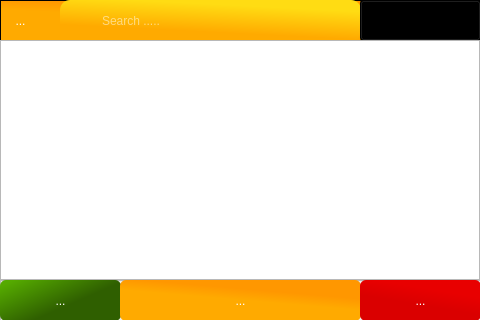
Above: HPOS/s_usermanager.ui from MinniHai/HPoS_Pi before the change. Below: the same form after it.
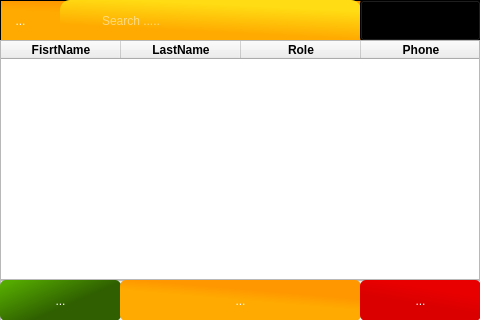
That is the form after the change. Icons and pictures are not drawn.

```diff
--- a/HPOS/s_usermanager.ui
+++ b/HPOS/s_usermanager.ui
@@ -365,7 +365,7 @@
     <bool>true</bool>
    </property>
    <attribute name="horizontalHeaderVisible">
-    <bool>false</bool>
+    <bool>true</bool>
    </attribute>
    <attribute name="horizontalHeaderCascadingSectionResizes">
     <bool>false</bool>
@@ -393,7 +393,7 @@
      </font>
     </property>
     <property name="textAlignment">
-     <set>AlignCenter</set>
+     <set>AlignHCenter|AlignVCenter|AlignCenter</set>
     </property>
    </column>
    <column>
@@ -407,7 +407,7 @@
      </font>
     </property>
     <property name="textAlignment">
-     <set>AlignCenter</set>
+     <set>AlignHCenter|AlignVCenter|AlignCenter</set>
     </property>
    </column>
    <column>
@@ -421,7 +421,7 @@
      </font>
     </property>
     <property name="textAlignment">
-     <set>AlignCenter</set>
+     <set>AlignHCenter|AlignVCenter|AlignCenter</set>
     </property>
    </column>
    <column>
@@ -435,7 +435,7 @@
      </font>
     </property>
     <property name="textAlignment">
-     <set>AlignCenter</set>
+     <set>AlignHCenter|AlignVCenter|AlignCenter</set>
     </property>
    </column>
    <column>
@@ -449,7 +449,7 @@
      </font>
     </property>
     <property name="textAlignment">
-     <set>AlignCenter</set>
+     <set>AlignHCenter|AlignVCenter|AlignCenter</set>
     </property>
    </column>
   </widget>
```
